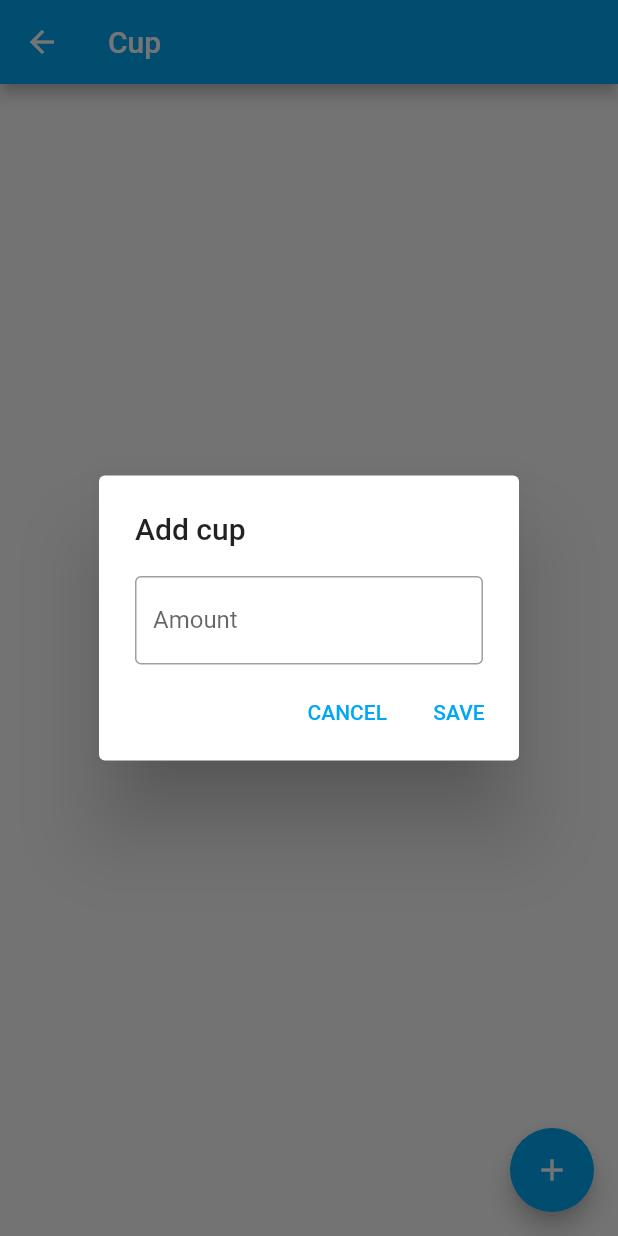
After one commit to japhetobsioma/goldfish, a Flutter app: the CupManagerScreen screen opened by its route, after a tap on the "add" icon, on a phone screen of 412 x 824 dp. The commit adds this screen. Run offline on Flutter 3.47's test engine with Material 2 defaults, Android fonts, the phone set to English and light mode, and no system bars; our stand-ins replace flutter_hooks, flutter_local_notifications, flutter_native_timezone, flutter_svg, hooks_riverpod, shared_preferences and 3 more; missing offline and left inert: android_power_manager, battery_optimization, flutter_unity_widget; accounts and stored records are empty.

Commit message:
Add insert cup function

```diff
--- a/lib/common/routes.dart
+++ b/lib/common/routes.dart
@@ -7,3 +7,4 @@ const settingsRoute = '/settings';
 const notificationsSettingsRoute = '/notification';
 const scheduledNotificationRoute = '/scheduled-notification';
 const hydrationPlanRoute = '/hydration-plan';
+const cupManagerRoute = '/cup-manager';
--- a/lib/database/database_helper.dart
+++ b/lib/database/database_helper.dart
@@ -61,7 +61,7 @@ class DatabaseHelper {
   Future<List<Map<String, dynamic>>> getAllCup() async {
     final db = await instance.database;
 
-    return await db.rawQuery('SELECT * FROM cup');
+    return await db.rawQuery('SELECT * FROM cup ORDER BY amount, cupID');
   }
 
   /// Set all the `cup` tables' `isActive` column to `false`
@@ -773,4 +773,14 @@ class DatabaseHelper {
         id = 1
     ''');
   }
+
+  Future<void> addCup(int amount) async {
+    final db = await instance.database;
+
+    await db.rawInsert('''
+      INSERT INTO cup (amount, measurement, isActive)
+      VALUES
+        ($amount, 'ml', 'false')
+    ''');
+  }
 }
--- a/lib/main.dart
+++ b/lib/main.dart
@@ -10,6 +10,7 @@ import 'screens/history.dart';
 import 'screens/home.dart';
 import 'screens/onboarding.dart';
 import 'screens/settings.dart';
+import 'screens/settings/cup_manager.dart';
 import 'screens/settings/hydration_plan.dart';
 import 'screens/settings/notification.dart';
 import 'screens/settings/scheduled_notification.dart';
@@ -51,6 +52,7 @@ class MyApp extends StatelessWidget {
         scheduledNotificationRoute: (context) =>
             const ScheduledNotificationSettingsScreen(),
         hydrationPlanRoute: (context) => const HydrationPlanSettingsScreen(),
+        cupManagerRoute: (context) => CupManagerScreen(),
       },
     );
   }
--- a/lib/models/cup.dart
+++ b/lib/models/cup.dart
@@ -3,9 +3,11 @@ class Cup {
     this.selectedCupAmount,
     this.selectedCupMeasurement,
     this.allCup,
+    this.selectedCupID,
   });
 
   final int selectedCupAmount;
   final String selectedCupMeasurement;
   final List<Map<String, dynamic>> allCup;
+  final int selectedCupID;
 }
--- /dev/null
+++ b/lib/models/cup_manager.dart
@@ -0,0 +1,5 @@
+class CupManager {
+  const CupManager(this.cupAmount);
+
+  final int cupAmount;
+}
--- /dev/null
+++ b/lib/screens/settings/cup_manager.dart
@@ -0,0 +1,186 @@
+import 'package:flutter/material.dart';
+import 'package:flutter/services.dart';
+import 'package:flutter_hooks/flutter_hooks.dart';
+import 'package:hooks_riverpod/hooks_riverpod.dart';
+
+import '../../common/helpers.dart';
+import '../../models/user_info.dart';
+import '../../states/cup.dart';
+import '../../states/cup_manager.dart';
+
+class CupManagerScreen extends HookWidget {
+  const CupManagerScreen();
+
+  @override
+  Widget build(BuildContext context) {
+    final cup = useProvider(cupProvider.state);
+
+    return Scaffold(
+      appBar: AppBar(
+        title: const Text('Cup'),
+      ),
+      body: Container(
+        width: double.maxFinite,
+        child: cup.when(
+          data: (value) {
+            return ListView.builder(
+              shrinkWrap: true,
+              itemCount: value.allCup.length,
+              itemBuilder: (_, index) {
+                final id = value.allCup[index]['cupID'] as int;
+                final amount = value.allCup[index]['amount'] as int;
+                final measurement =
+                    (value.allCup[index]['measurement'] as String)
+                        .toLiquidMeasurement;
+
+                return Column(
+                  children: [
+                    CupItem(
+                      id: id,
+                      amount: amount,
+                      measurement: measurement,
+                    ),
+                    const Divider(height: 1),
+                  ],
+                );
+              },
+            );
+          },
+          loading: () => const SizedBox.shrink(),
+          error: (_, __) => const SizedBox.shrink(),
+        ),
+      ),
+      floatingActionButton: FloatingActionButton(
+        onPressed: () async {
+          final dialogResult = await showDialog(
+            context: context,
+            builder: (context) => const AddCupDialog(),
+          );
+
+          if (dialogResult == 'SAVE') {
+            await context.read(cupManagerProvider).addCup();
+          }
+        },
+        child: const Icon(Icons.add),
+      ),
+    );
+  }
+}
+
+class CupItem extends StatelessWidget {
+  const CupItem({
+    @required this.id,
+    @required this.amount,
+    @required this.measurement,
+  });
+
+  final int id;
+  final int amount;
+  final LiquidMeasurement measurement;
+
+  @override
+  Widget build(BuildContext context) {
+    return ListTile(
+      leading: Icon(Icons.local_cafe),
+      title: Text('$amount ${measurement.description}'),
+    );
+  }
+}
+
+class AddCupDialog extends HookWidget {
+  const AddCupDialog();
+
+  @override
+  Widget build(BuildContext context) {
+    final amountGlobalKey = useState(GlobalKey<FormState>());
+    final amountTextController = useTextEditingController();
+    final cup = useProvider(cupProvider.state);
+
+    return AlertDialog(
+      title: const Text('Add cup'),
+      contentPadding: const EdgeInsets.fromLTRB(24.0, 20.0, 24.0, 0),
+      content: Wrap(
+        children: [
+          Form(
+            key: amountGlobalKey.value,
+            child: TextFormField(
+              controller: amountTextController,
+              decoration: InputDecoration(
+                border: const OutlineInputBorder(),
+                labelText: 'Amount',
+                hintText: 'e.g. 100',
+              ),
+              keyboardType: TextInputType.number,
+              inputFormatters: <TextInputFormatter>[
+                FilteringTextInputFormatter.digitsOnly
+              ],
+              validator: (amount) {
+                if (amount.isEmpty) {
+                  return 'Enter amount';
+                }
+
+                if (amount.isZero) {
+                  return 'The amount can not be 0';
+                }
+
+                if (double.tryParse(amount) == null) {
+                  return 'Invalid number format';
+                }
+
+                if (double.tryParse(amount) < 0) {
+                  return 'The amount can not be negative';
+                }
+
+                List<Map<String, dynamic>> cupList;
+                var isDuplicate = false;
+                cup.when(
+                  data: (value) {
+                    cupList = value.allCup;
+
+                    cupList.forEach((element) {
+                      final listAmount = element['amount'] as int;
+
+                      if (listAmount == int.tryParse(amount)) {
+                        isDuplicate = true;
+                      }
+                    });
+                  },
+                  loading: () {},
+                  error: (_, __) {},
+                );
+                if (isDuplicate) {
+                  return 'The same cup amount is already inserted';
+                }
+
+                return null;
+              },
+            ),
+          ),
+        ],
+      ),
+      actions: [
+        TextButton(
+          onPressed: () {
+            Navigator.pop(context);
+          },
+          child: const Text('CANCEL'),
+        ),
+        TextButton(
+          onPressed: () async {
+            amountGlobalKey.value.currentState.validate();
+
+            if (amountGlobalKey.value.currentState.validate()) {
+              amountGlobalKey.value.currentState.validate();
+
+              final cupAmount = int.tryParse(amountTextController.text);
+              context.read(cupManagerProvider).setCupAmount(cupAmount);
+
+              Navigator.pop(context, 'SAVE');
+            }
+          },
+          child: const Text('SAVE'),
+        ),
+      ],
+    );
+  }
+}
--- a/lib/screens/settings/hydration_plan.dart
+++ b/lib/screens/settings/hydration_plan.dart
@@ -588,7 +588,7 @@ class DailyGoalDialog extends HookWidget {
                 }
 
                 if (dailyGoal.isZero) {
-                  return 'Daily goal cannot be 0';
+                  return 'The daily goal can not be 0';
                 }
 
                 if (int.tryParse(dailyGoal) == null) {
```
Also changed, not shown: lib/screens/settings.dart (+7 -7 lines), lib/states/cup.dart (+4 -12 lines), lib/states/cup_manager.dart (added, +28 -0 lines).
